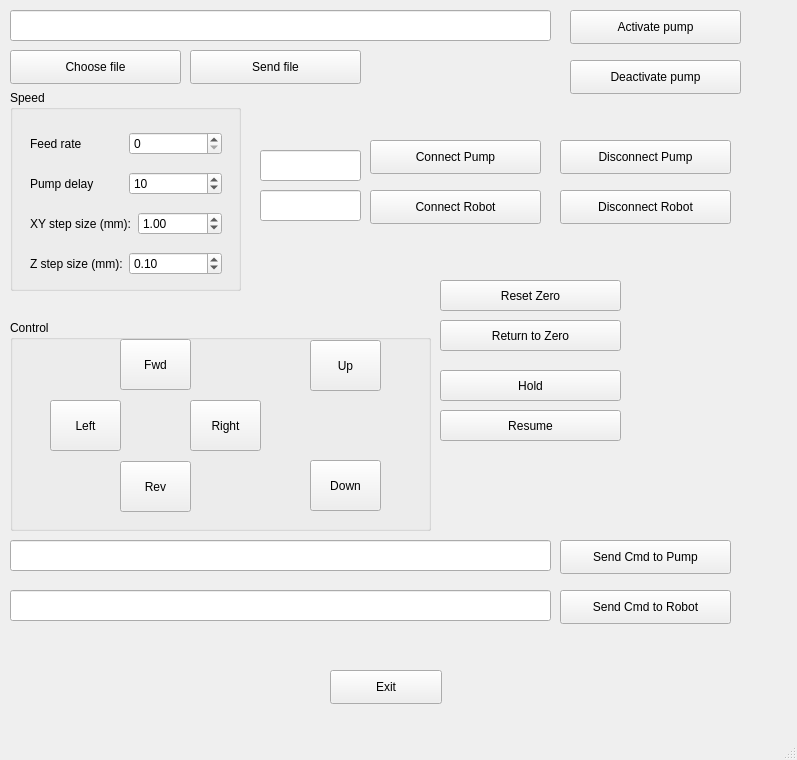
First picture: the form in MainWindow.ui, repository teodecarvalho/PythonRobot, before the edit.
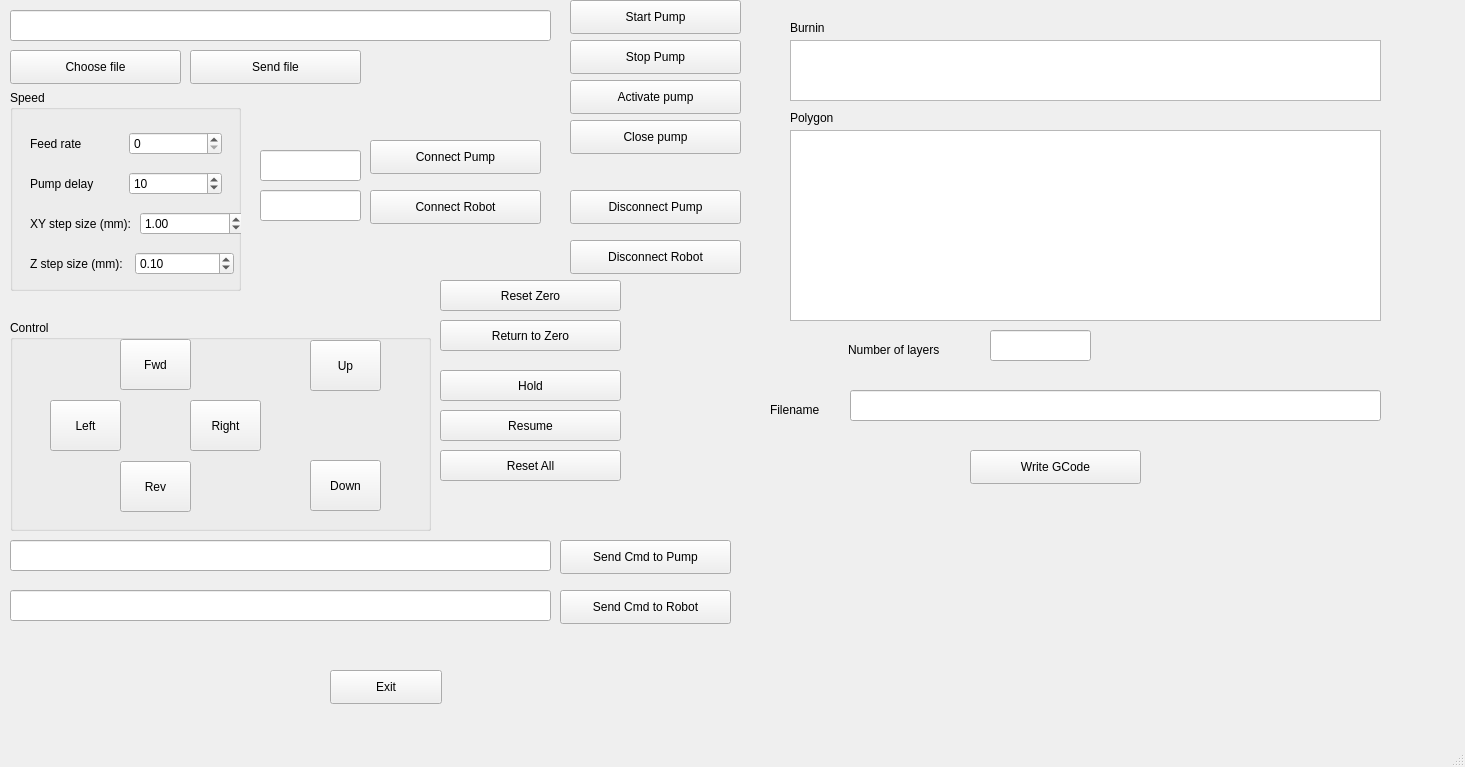
Second picture: the form after the edit.

Patch:
```diff
--- a/MainWindow.ui
+++ b/MainWindow.ui
@@ -6,8 +6,8 @@
    <rect>
     <x>0</x>
     <y>0</y>
-    <width>797</width>
-    <height>760</height>
+    <width>1465</width>
+    <height>767</height>
    </rect>
   </property>
   <property name="windowTitle">
@@ -124,7 +124,7 @@
       <rect>
        <x>20</x>
        <y>120</y>
-       <width>192</width>
+       <width>214</width>
        <height>27</height>
       </rect>
      </property>
@@ -153,7 +153,7 @@
       <rect>
        <x>20</x>
        <y>160</y>
-       <width>192</width>
+       <width>204</width>
        <height>27</height>
       </rect>
      </property>
@@ -291,7 +291,7 @@
     <property name="geometry">
      <rect>
       <x>570</x>
-      <y>10</y>
+      <y>80</y>
       <width>171</width>
       <height>34</height>
      </rect>
@@ -304,13 +304,13 @@
     <property name="geometry">
      <rect>
       <x>570</x>
-      <y>60</y>
+      <y>120</y>
       <width>171</width>
       <height>34</height>
      </rect>
     </property>
     <property name="text">
-     <string>Deactivate pump</string>
+     <string>Close pump</string>
     </property>
    </widget>
    <widget class="QPushButton" name="ConnectPump">
@@ -411,8 +411,8 @@
    <widget class="QPushButton" name="DisconnectPump">
     <property name="geometry">
      <rect>
-      <x>560</x>
-      <y>140</y>
+      <x>570</x>
+      <y>190</y>
       <width>171</width>
       <height>34</height>
      </rect>
@@ -424,8 +424,8 @@
    <widget class="QPushButton" name="DisconnectRobot">
     <property name="geometry">
      <rect>
-      <x>560</x>
-      <y>190</y>
+      <x>570</x>
+      <y>240</y>
       <width>171</width>
       <height>34</height>
      </rect>
@@ -493,6 +493,150 @@
      <string>Return to Zero</string>
     </property>
    </widget>
+   <widget class="QPushButton" name="ResetAll">
+    <property name="geometry">
+     <rect>
+      <x>440</x>
+      <y>450</y>
+      <width>181</width>
+      <height>31</height>
+     </rect>
+    </property>
+    <property name="text">
+     <string>Reset All</string>
+    </property>
+   </widget>
+   <widget class="QTextEdit" name="Polygon">
+    <property name="geometry">
+     <rect>
+      <x>790</x>
+      <y>130</y>
+      <width>591</width>
+      <height>191</height>
+     </rect>
+    </property>
+   </widget>
+   <widget class="QLabel" name="label_5">
+    <property name="geometry">
+     <rect>
+      <x>790</x>
+      <y>110</y>
+      <width>59</width>
+      <height>16</height>
+     </rect>
+    </property>
+    <property name="text">
+     <string>Polygon</string>
+    </property>
+   </widget>
+   <widget class="QTextEdit" name="Burnin">
+    <property name="geometry">
+     <rect>
+      <x>790</x>
+      <y>40</y>
+      <width>591</width>
+      <height>61</height>
+     </rect>
+    </property>
+   </widget>
+   <widget class="QLabel" name="label_6">
+    <property name="geometry">
+     <rect>
+      <x>790</x>
+      <y>20</y>
+      <width>59</width>
+      <height>16</height>
+     </rect>
+    </property>
+    <property name="text">
+     <string>Burnin</string>
+    </property>
+   </widget>
+   <widget class="QLineEdit" name="NLayers">
+    <property name="geometry">
+     <rect>
+      <x>990</x>
+      <y>330</y>
+      <width>101</width>
+      <height>31</height>
+     </rect>
+    </property>
+   </widget>
+   <widget class="QLabel" name="label_7">
+    <property name="geometry">
+     <rect>
+      <x>848</x>
+      <y>340</y>
+      <width>141</width>
+      <height>20</height>
+     </rect>
+    </property>
+    <property name="text">
+     <string>Number of layers</string>
+    </property>
+   </widget>
+   <widget class="QLineEdit" name="FileNameToWrite">
+    <property name="geometry">
+     <rect>
+      <x>850</x>
+      <y>390</y>
+      <width>531</width>
+      <height>31</height>
+     </rect>
+    </property>
+   </widget>
+   <widget class="QLabel" name="label_8">
+    <property name="geometry">
+     <rect>
+      <x>770</x>
+      <y>400</y>
+      <width>81</width>
+      <height>20</height>
+     </rect>
+    </property>
+    <property name="text">
+     <string>Filename</string>
+    </property>
+   </widget>
+   <widget class="QPushButton" name="WriteGCode">
+    <property name="geometry">
+     <rect>
+      <x>970</x>
+      <y>450</y>
+      <width>171</width>
+      <height>34</height>
+     </rect>
+    </property>
+    <property name="text">
+     <string>Write GCode</string>
+    </property>
+   </widget>
+   <widget class="QPushButton" name="StartPump">
+    <property name="geometry">
+     <rect>
+      <x>570</x>
+      <y>0</y>
+      <width>171</width>
+      <height>34</height>
+     </rect>
+    </property>
+    <property name="text">
+     <string>Start Pump</string>
+    </property>
+   </widget>
+   <widget class="QPushButton" name="StopPump">
+    <property name="geometry">
+     <rect>
+      <x>570</x>
+      <y>40</y>
+      <width>171</width>
+      <height>34</height>
+     </rect>
+    </property>
+    <property name="text">
+     <string>Stop Pump</string>
+    </property>
+   </widget>
   </widget>
   <widget class="QMenuBar" name="menubar">
    <property name="geometry">
```
Left out of the diff: 8 changed lines with no effect on the pictures.
